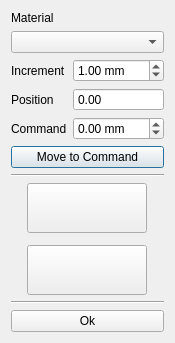
Old version of the form BayDialog.ui in the repository SeraphRobotics/SeraphPrint.
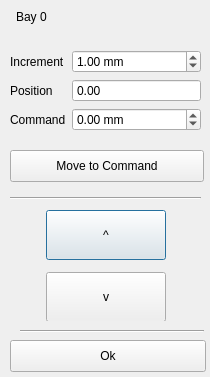
New version of the form. Icons and pictures are not drawn.

The edit to the form file:
```diff
--- a/BayDialog.ui
+++ b/BayDialog.ui
@@ -6,28 +6,151 @@
    <rect>
     <x>0</x>
     <y>0</y>
-    <width>157</width>
-    <height>340</height>
+    <width>210</width>
+    <height>377</height>
    </rect>
   </property>
   <property name="windowTitle">
    <string>Bay</string>
   </property>
-  <property name="modal">
-   <bool>true</bool>
-  </property>
-  <layout class="QVBoxLayout" name="verticalLayout">
-   <item>
-    <widget class="QLabel" name="materialLabel">
+  <widget class="Line" name="line1">
+   <property name="geometry">
+    <rect>
+     <x>10</x>
+     <y>190</y>
+     <width>191</width>
+     <height>16</height>
+    </rect>
+   </property>
+   <property name="orientation">
+    <enum>Qt::Horizontal</enum>
+   </property>
+  </widget>
+  <widget class="Line" name="line2">
+   <property name="geometry">
+    <rect>
+     <x>20</x>
+     <y>330</y>
+     <width>184</width>
+     <height>3</height>
+    </rect>
+   </property>
+   <property name="orientation">
+    <enum>Qt::Horizontal</enum>
+   </property>
+  </widget>
+  <widget class="QLabel" name="bayLabel">
+   <property name="geometry">
+    <rect>
+     <x>16</x>
+     <y>9</y>
+     <width>184</width>
+     <height>16</height>
+    </rect>
+   </property>
      <property name="text">
-      <string>Material</string>
-     </property>
-    </widget>
-   </item>
-   <item>
-    <widget class="QComboBox" name="materialCombo"/>
-   </item>
-   <item>
+    <string>Bay 0</string>
+   </property>
+  </widget>
+  <widget class="QWidget" name="layoutWidget">
+   <property name="geometry">
+    <rect>
+     <x>20</x>
+     <y>210</y>
+     <width>171</width>
+     <height>111</height>
+    </rect>
+   </property>
+   <layout class="QGridLayout" name="gridLayout">
+    <item row="0" column="1">
+     <widget class="QPushButton" name="upButton">
+      <property name="sizePolicy">
+       <sizepolicy hsizetype="Expanding" vsizetype="Expanding">
+        <horstretch>0</horstretch>
+        <verstretch>0</verstretch>
+       </sizepolicy>
+      </property>
+      <property name="minimumSize">
+       <size>
+        <width>120</width>
+        <height>50</height>
+       </size>
+      </property>
+      <property name="text">
+       <string>^</string>
+      </property>
+      <property name="icon">
+       <iconset>
+        <normaloff>:/Arrow/Aiga_uparrow.png</normaloff>:/Arrow/Aiga_uparrow.png</iconset>
+      </property>
+      <property name="shortcut">
+       <string>Up</string>
+      </property>
+     </widget>
+    </item>
+    <item row="2" column="1">
+     <widget class="QPushButton" name="downButton">
+      <property name="sizePolicy">
+       <sizepolicy hsizetype="Expanding" vsizetype="Expanding">
+        <horstretch>0</horstretch>
+        <verstretch>0</verstretch>
+       </sizepolicy>
+      </property>
+      <property name="minimumSize">
+       <size>
+        <width>120</width>
+        <height>50</height>
+       </size>
+      </property>
+      <property name="text">
+       <string>v</string>
+      </property>
+      <property name="icon">
+       <iconset>
+        <normaloff>:/Arrow/Aiga_downarrow.png</normaloff>:/Arrow/Aiga_downarrow.png</iconset>
+      </property>
+      <property name="shortcut">
+       <string>Down</string>
+      </property>
+     </widget>
+    </item>
+    <item row="0" column="2" rowspan="3">
+     <spacer name="horizontalSpacer2">
+      <property name="orientation">
+       <enum>Qt::Horizontal</enum>
+      </property>
+      <property name="sizeHint" stdset="0">
+       <size>
+        <width>20</width>
+        <height>86</height>
+       </size>
+      </property>
+     </spacer>
+    </item>
+    <item row="0" column="0" rowspan="3">
+     <spacer name="horizontalSpacer1">
+      <property name="orientation">
+       <enum>Qt::Horizontal</enum>
+      </property>
+      <property name="sizeHint" stdset="0">
+       <size>
+        <width>20</width>
+        <height>20</height>
+       </size>
+      </property>
+     </spacer>
+    </item>
+   </layout>
+  </widget>
+  <widget class="QWidget" name="layoutWidget_2">
+   <property name="geometry">
+    <rect>
+     <x>10</x>
+     <y>50</y>
+     <width>191</width>
+     <height>131</height>
+    </rect>
+   </property>
     <layout class="QFormLayout" name="formLayout">
      <property name="fieldGrowthPolicy">
       <enum>QFormLayout::AllNonFixedFieldsGrow</enum>
@@ -116,139 +239,35 @@
        </property>
       </widget>
      </item>
-     <item row="3" column="0" colspan="2">
-      <widget class="QPushButton" name="moveButton">
-       <property name="text">
-        <string>Move to Command</string>
-       </property>
-      </widget>
-     </item>
-    </layout>
-   </item>
-   <item>
-    <widget class="Line" name="line1">
-     <property name="orientation">
-      <enum>Qt::Horizontal</enum>
-     </property>
-    </widget>
-   </item>
-   <item>
-    <layout class="QGridLayout" name="gridLayout">
-     <item row="0" column="1">
-      <widget class="QPushButton" name="upButton">
-       <property name="sizePolicy">
-        <sizepolicy hsizetype="Expanding" vsizetype="Expanding">
-         <horstretch>0</horstretch>
-         <verstretch>0</verstretch>
-        </sizepolicy>
-       </property>
-       <property name="minimumSize">
-        <size>
-         <width>120</width>
-         <height>50</height>
-        </size>
-       </property>
-       <property name="text">
-        <string/>
-       </property>
-       <property name="icon">
-        <iconset resource="arrows/resources.qrc">
-         <normaloff>:/Arrow/Aiga_uparrow.png</normaloff>:/Arrow/Aiga_uparrow.png</iconset>
-       </property>
-       <property name="shortcut">
-        <string>Up</string>
-       </property>
-      </widget>
-     </item>
-     <item row="2" column="1">
-      <widget class="QPushButton" name="downButton">
-       <property name="sizePolicy">
-        <sizepolicy hsizetype="Expanding" vsizetype="Expanding">
-         <horstretch>0</horstretch>
-         <verstretch>0</verstretch>
-        </sizepolicy>
-       </property>
-       <property name="minimumSize">
-        <size>
-         <width>120</width>
-         <height>50</height>
-        </size>
-       </property>
-       <property name="text">
-        <string/>
-       </property>
-       <property name="icon">
-        <iconset resource="arrows/resources.qrc">
-         <normaloff>:/Arrow/Aiga_downarrow.png</normaloff>:/Arrow/Aiga_downarrow.png</iconset>
-       </property>
-       <property name="shortcut">
-        <string>Down</string>
-       </property>
-      </widget>
-     </item>
-     <item row="0" column="2" rowspan="3">
-      <spacer name="horizontalSpacer2">
-       <property name="orientation">
-        <enum>Qt::Horizontal</enum>
-       </property>
-       <property name="sizeHint" stdset="0">
-        <size>
-         <width>20</width>
-         <height>86</height>
-        </size>
-       </property>
-      </spacer>
-     </item>
-     <item row="0" column="0" rowspan="3">
-      <spacer name="horizontalSpacer1">
-       <property name="orientation">
-        <enum>Qt::Horizontal</enum>
-       </property>
-       <property name="sizeHint" stdset="0">
-        <size>
-         <width>20</width>
-         <height>20</height>
-        </size>
-       </property>
-      </spacer>
-     </item>
-    </layout>
-   </item>
-   <item>
-    <widget class="Line" name="line2">
-     <property name="orientation">
-      <enum>Qt::Horizontal</enum>
-     </property>
-    </widget>
-   </item>
-   <item>
+   </layout>
+  </widget>
     <widget class="QPushButton" name="acceptButton">
+   <property name="geometry">
+    <rect>
+     <x>10</x>
+     <y>340</y>
+     <width>196</width>
+     <height>32</height>
+    </rect>
+   </property>
      <property name="text">
       <string>Ok</string>
      </property>
     </widget>
-   </item>
-  </layout>
- </widget>
- <resources>
-  <include location="arrows/resources.qrc"/>
- </resources>
- <connections>
-  <connection>
-   <sender>acceptButton</sender>
-   <signal>clicked()</signal>
-   <receiver>BayDialog</receiver>
-   <slot>accept()</slot>
-   <hints>
-    <hint type="sourcelabel">
-     <x>55</x>
-     <y>306</y>
-    </hint>
-    <hint type="destinationlabel">
-     <x>156</x>
-     <y>285</y>
-    </hint>
-   </hints>
-  </connection>
- </connections>
+  <widget class="QPushButton" name="moveButton">
+   <property name="geometry">
+    <rect>
+     <x>10</x>
+     <y>150</y>
+     <width>194</width>
+     <height>32</height>
+    </rect>
+   </property>
+   <property name="text">
+    <string>Move to Command</string>
+   </property>
+  </widget>
+ </widget>
+ <resources/>
+ <connections/>
 </ui>
```
Left out of the diff: 2 changed lines with no effect on the pictures. Lines whose indentation alone changed are shown as unchanged.
